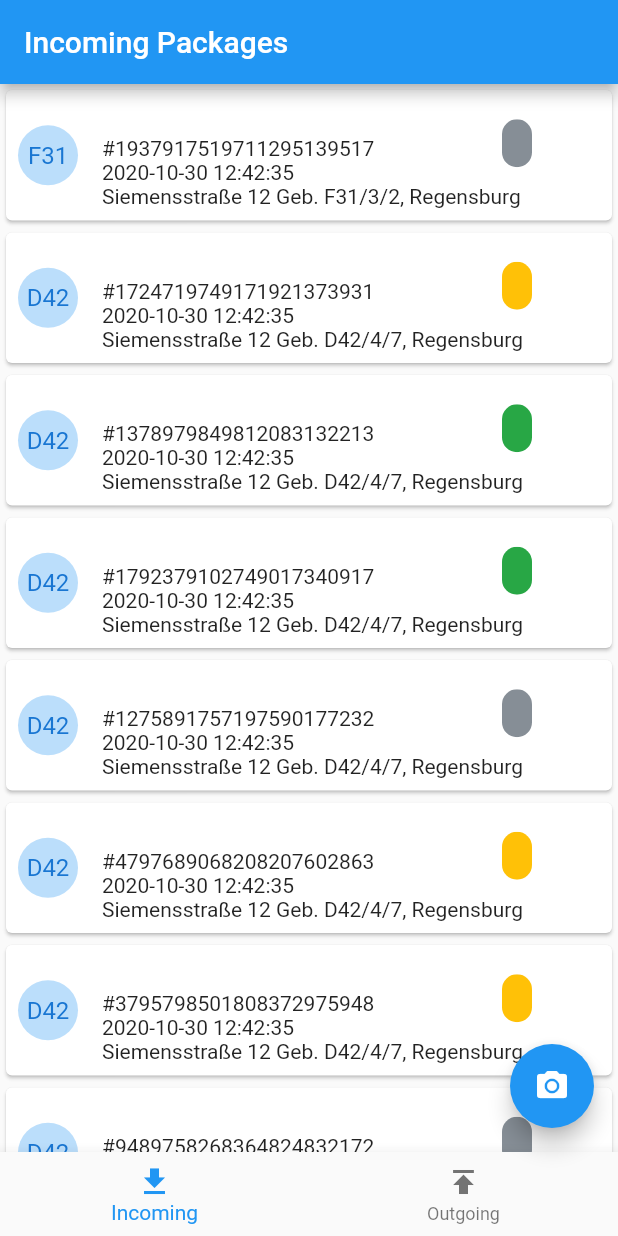
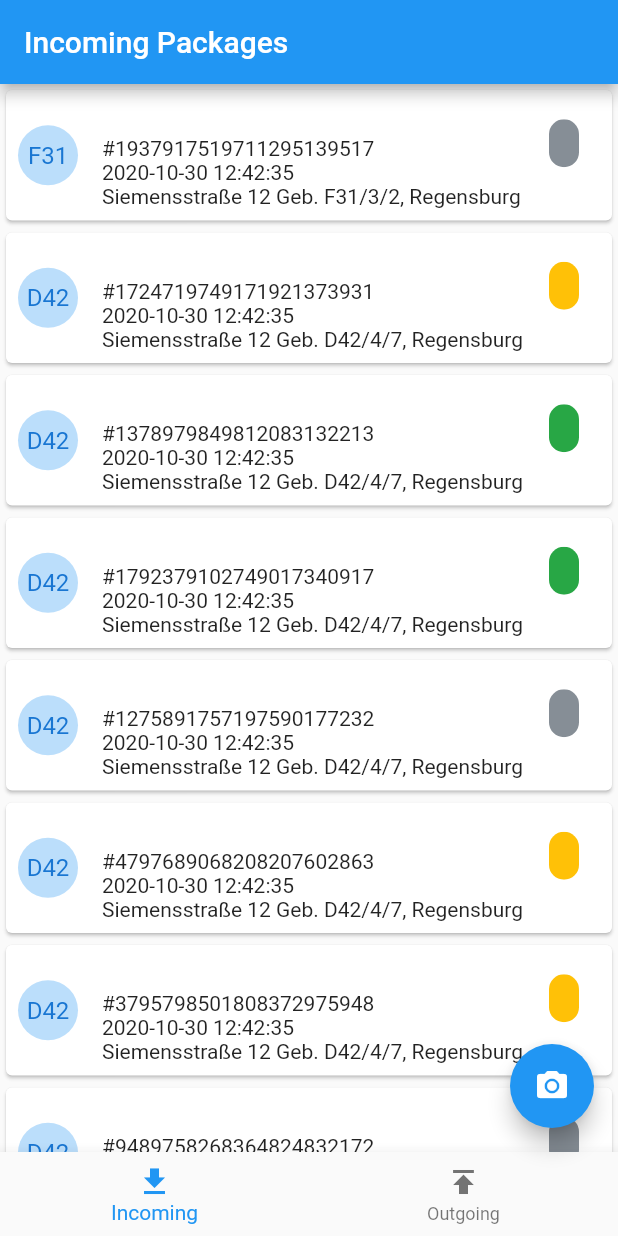
Before and after one commit to tyspt/projekt-studium-driver-app, a Flutter app: the screen it shows after launch, on a phone screen of 412 x 824 dp. Run offline on Flutter 3.47's test engine with Material 2 defaults, Android fonts, the phone set to English and light mode, and no system bars; missing offline and left inert: dart_casing.

Commit message:
simplyfy card by using spacer instead of 2 Expanded

```diff
--- a/lib/widgets/package_list.dart
+++ b/lib/widgets/package_list.dart
@@ -56,14 +56,11 @@ class PackageItem extends StatelessWidget {
                     children: [
                       Row(
                         children: [
-                          Expanded(
-                            flex: 2,
-                            child: Column(
+                          Column(
                             crossAxisAlignment: CrossAxisAlignment.start,
                             children: [
                               Text(
-                                  Casing.titleCase(
-                                      package['recipient']['name']),
+                                Casing.titleCase(package['recipient']['name']),
                                 style: const TextStyle(
                                   fontWeight: FontWeight.bold,
                                   fontSize: 16.0,
@@ -78,10 +75,8 @@ class PackageItem extends StatelessWidget {
                               ),
                             ],
                           ),
-                          ),
-                          Expanded(
-                            flex: 1,
-                            child: Chip(
+                          Spacer(),
+                          Chip(
                             padding:
                                 const EdgeInsets.fromLTRB(2.0, 0.0, 2.0, 0.0),
                             backgroundColor:
@@ -94,7 +89,6 @@ class PackageItem extends StatelessWidget {
                                   fontWeight: FontWeight.w500),
                             ),
                           ),
-                          )
                         ],
                       ),
                       Text(
```
Lines whose indentation alone changed are shown as unchanged.
